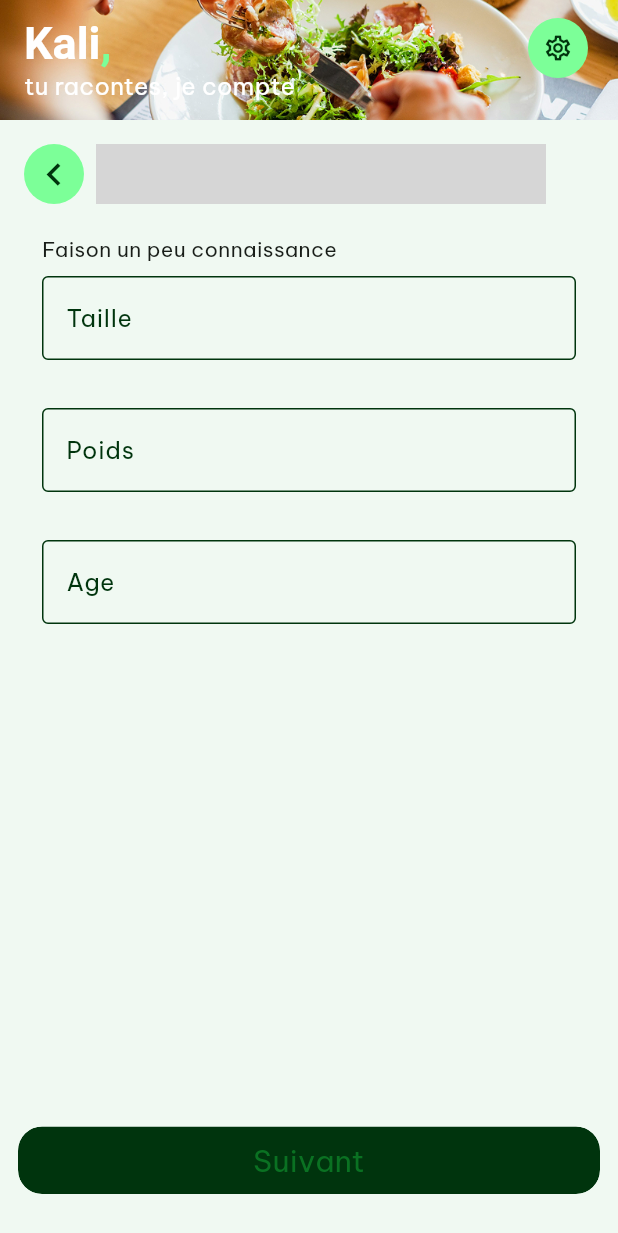
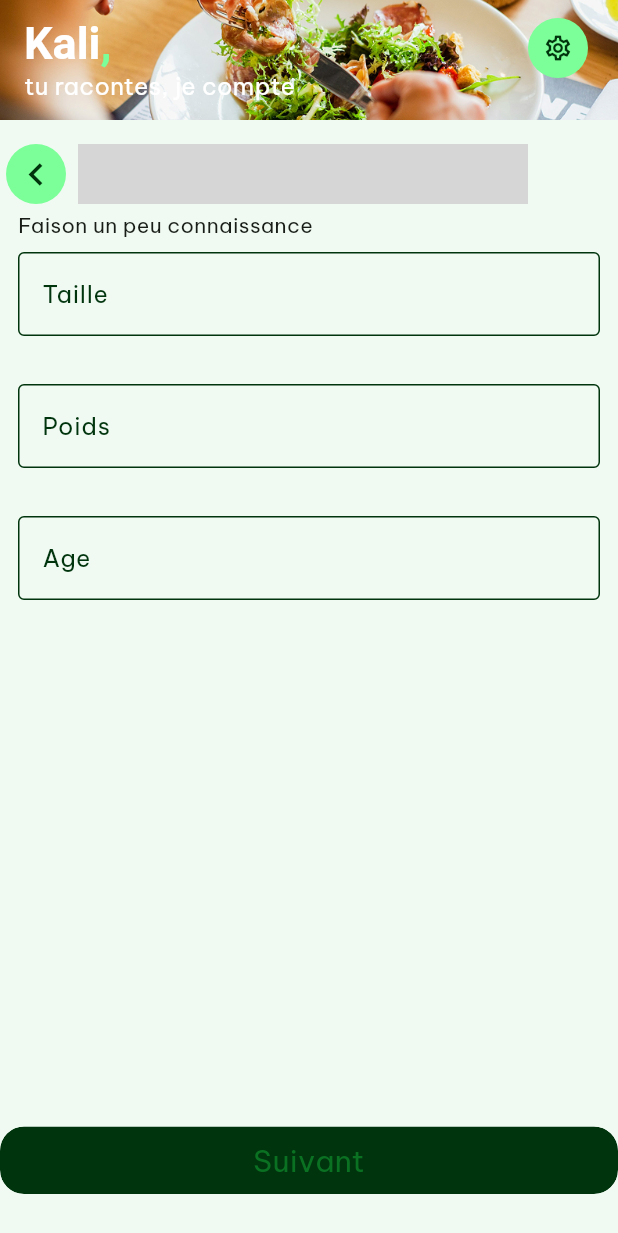
Before and after one commit to Xhya/kali, a Flutter app: the screen it shows after launch, swiped to page 3, on a phone screen of 412 x 824 dp. Shown: the top 1233 px of the screen. Run offline on Flutter 3.47's test engine with Material 3 defaults, Android fonts, the phone set to English and light mode, and no system bars; drawn by our look-alikes of syncfusion_flutter_gauges; our stand-ins replace flutter_secure_storage, internet_connection_checker_plus, loading_animation_widget, package_info_plus; missing offline and left inert: back_button_interceptor, bugsnag_flutter, dart_date; grey boxes are pictures that could not be loaded.

Commit message:
start form pages

```diff
--- a/lib/client/screens/StartForm.screen.dart
+++ b/lib/client/screens/StartForm.screen.dart
@@ -79,7 +79,7 @@ class _StartFormScreenState extends State<StartFormScreen> {
         body: LayoutBuilder(
           builder: (context, constraints) {
             return Padding(
-              padding: const EdgeInsets.symmetric(horizontal: 12, vertical: 12),
+              padding: const EdgeInsets.symmetric(vertical: 12),
               child: Column(
                 children: [
                   StartFormTopWidget(),
@@ -90,8 +90,6 @@ class _StartFormScreenState extends State<StartFormScreen> {
                         minHeight: constraints.maxHeight,
                       ),
                       child: IntrinsicHeight(
-                        child: Container(
-                          padding: const EdgeInsets.all(16),
                         child: PageView.builder(
                           controller: controller,
                           itemCount: 7,
@@ -99,13 +97,16 @@ class _StartFormScreenState extends State<StartFormScreen> {
                             // TODO
                           },
                           itemBuilder: (_, index) {
-                              if (index == 0) {
+                            switch (index) {
+                              case 0:
+                                return StartFormPage1();
+                              case 1:
                                 return StartFormPage2();
-                              } else {
+
+                              default:
                                 return StartFormPage1();
                             }
                           },
-                          ),
                         ),
                       ),
                     ),
--- a/lib/client/widgets/StartFormPage1.widget.dart
+++ b/lib/client/widgets/StartFormPage1.widget.dart
@@ -19,7 +19,10 @@ class _StartFormPage1State extends State<StartFormPage1> {
     String weight = context.watch<StartFormState>().weight.value;
     String size = context.watch<StartFormState>().size.value;
 
-    return Column(
+    return Padding(
+      padding: const EdgeInsets.symmetric(horizontal: 12),
+      child: SingleChildScrollView(
+        child: Column(
           crossAxisAlignment: CrossAxisAlignment.start,
           children: [
             Text("Faison un peu connaissance"),
@@ -55,6 +58,8 @@ class _StartFormPage1State extends State<StartFormPage1> {
             ),
             SizedBox(height: 32),
           ],
+        ),
+      ),
     );
   }
 }
--- a/lib/client/widgets/StartFormPage2.widget.dart
+++ b/lib/client/widgets/StartFormPage2.widget.dart
@@ -10,8 +10,11 @@ class StartFormPage2 extends StatefulWidget {
 class _StartFormPage2State extends State<StartFormPage2> {
   @override
   Widget build(BuildContext context) {
-    return SingleChildScrollView(
-      child: Text("Rentrons un peu dans les détails"),
+    return Padding(
+      padding: const EdgeInsets.symmetric(horizontal: 12),
+      child: SingleChildScrollView(
+        child: Text("Rentrons un peu dans les détails"),
+      ),
     );
   }
 }
```
Lines whose indentation alone changed are shown as unchanged.
